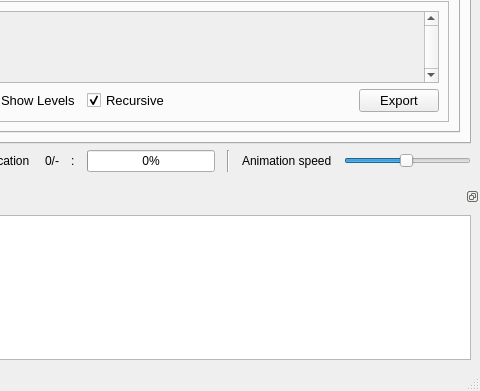
Old version of the form source/applications/gui/qt/GenesysQtGUI/mainwindow.ui in the repository jdanprad0/Genesys-GUI-DS1; both pictures show x 601 to 1081 and y 386 to 777 of the 1081 by 777 pixel window.
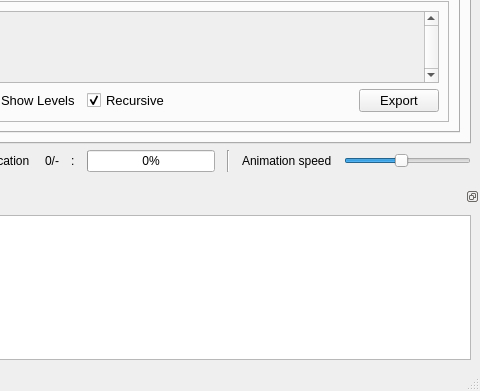
New version of the form. Icons and pictures are not drawn. Custom widgets are drawn as their Qt base class.

The edit to the form file:
```diff
--- a/source/applications/gui/qt/GenesysQtGUI/mainwindow.ui
+++ b/source/applications/gui/qt/GenesysQtGUI/mainwindow.ui
@@ -713,13 +713,16 @@
          <number>1</number>
         </property>
         <property name="maximum">
-         <number>100</number>
+         <number>10</number>
         </property>
         <property name="pageStep">
          <number>1</number>
         </property>
         <property name="value">
-         <number>50</number>
+         <number>5</number>
+        </property>
+        <property name="sliderPosition">
+         <number>5</number>
         </property>
         <property name="orientation">
          <enum>Qt::Horizontal</enum>
```
Left out of the diff: 19 changed lines with no effect on the pictures.
